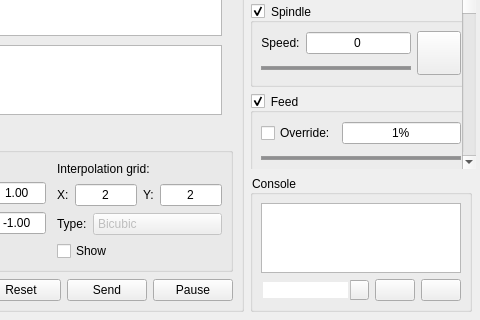
First picture: the form in frmmain.ui, repository Denvi/Candle, before the edit; both pictures show x 359 to 839 and y 497 to 817 of the 839 by 817 pixel window.
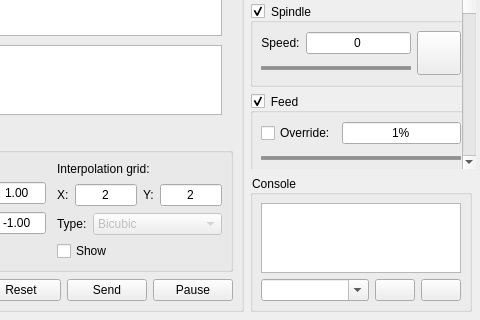
Second picture: the form after the edit. Icons and pictures are not drawn. Custom widgets are drawn as their Qt base class.

Diff of the .ui file:
```diff
--- a/frmmain.ui
+++ b/frmmain.ui
@@ -49,10 +49,6 @@
     height: 0px;
 }
 
-QComboBox::drop-down {
-	border: 0;
-}
-
 QSpinBox, QDoubleSpinBox {
 	padding-top: 1px;
 	padding-bottom: 1px;
@@ -2672,9 +2668,6 @@
                <property name="insertPolicy">
                 <enum>QComboBox::InsertAtTop</enum>
                </property>
-               <property name="frame">
-                <bool>false</bool>
-               </property>
               </widget>
              </item>
              <item>
```
